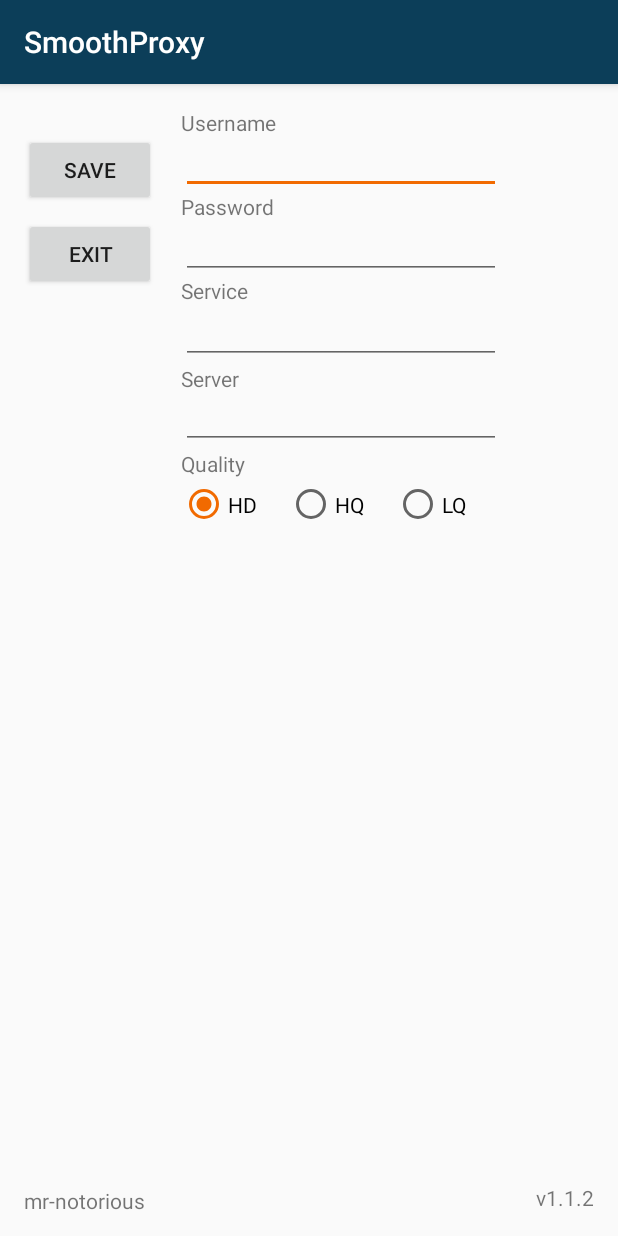
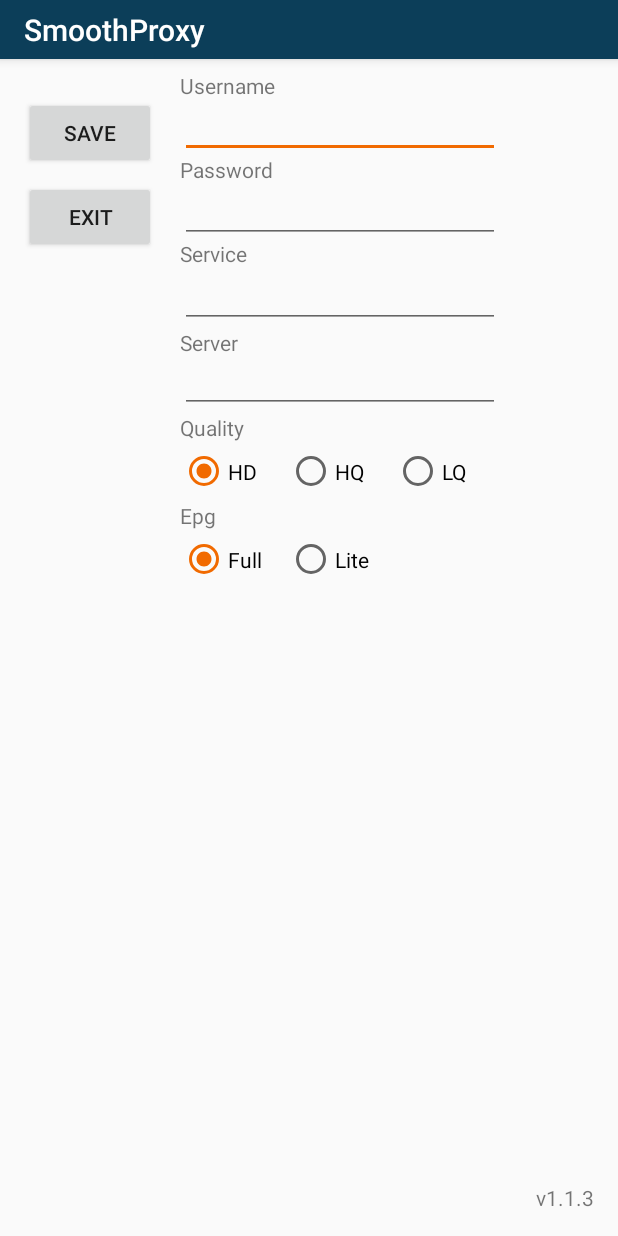
Before and after one commit to mr-notorious/SmoothProxy, an Android app: the screen it shows after launch (MainActivity), on a phone screen of 412 x 824 dp. Run offline under Robolectric (Android 15) with nearby library versions, the phone set to English and light mode, and no system bars; 2 statements that could not run were skipped.

Commit message:
Added epg feed selector.

```diff
--- a/app/build.gradle
+++ b/app/build.gradle
@@ -8,7 +8,7 @@ android {
         minSdkVersion 14
         targetSdkVersion 20
         versionCode 1
-        versionName "1.1.2"
+        versionName "1.1.3"
         testInstrumentationRunner "android.support.test.runner.AndroidJUnitRunner"
     }
     buildTypes {
--- a/app/src/main/java/com/notorious/smoothproxy/MainActivity.java
+++ b/app/src/main/java/com/notorious/smoothproxy/MainActivity.java
@@ -47,6 +47,7 @@ public class MainActivity extends AppCompatActivity {
     private EditText etService;
     private EditText etServer;
     private RadioGroup rgQuality;
+    private RadioGroup rgEpg;
 
     private ServiceConnection mConnection = new ServiceConnection() {
         @Override
@@ -75,6 +76,7 @@ public class MainActivity extends AppCompatActivity {
         etService = (EditText) findViewById(R.id.et_service);
         etServer = (EditText) findViewById(R.id.et_server);
         rgQuality = (RadioGroup) findViewById(R.id.rg_quality);
+        rgEpg = (RadioGroup) findViewById(R.id.rg_epg);
 
         Button bSave = (Button) findViewById(R.id.b_save);
         bSave.setOnClickListener(new View.OnClickListener() {
@@ -104,6 +106,7 @@ public class MainActivity extends AppCompatActivity {
         etService.setText(mPreferences.getString("service", null));
         etServer.setText(mPreferences.getString("server", null));
         rgQuality.check(mPreferences.getInt("quality", R.id.r_hd));
+        rgEpg.check(mPreferences.getInt("epg", R.id.r_full));
     }
 
     @Override
@@ -134,6 +137,7 @@ public class MainActivity extends AppCompatActivity {
         editor.putString("service", etService.getText().toString().trim());
         editor.putString("server", etServer.getText().toString().trim());
         editor.putInt("quality", rgQuality.getCheckedRadioButtonId());
+        editor.putInt("epg", rgEpg.getCheckedRadioButtonId());
         editor.commit();
 
         if (mIsBound) mService.loadPreferences(mPreferences);
--- a/app/src/main/java/com/notorious/smoothproxy/MainService.java
+++ b/app/src/main/java/com/notorious/smoothproxy/MainService.java
@@ -79,8 +79,14 @@ public class MainService extends Service implements Pipe {
     }
 
     void loadPreferences(SharedPreferences preferences) {
-        proxy.init(preferences.getString("username", null), preferences.getString("password", null), preferences.getString("service", null),
-                preferences.getString("server", null), preferences.getInt("quality", R.id.r_hd) - R.id.r_hd + 1);
+        proxy.init(
+                preferences.getString("username", null),
+                preferences.getString("password", null),
+                preferences.getString("service", null),
+                preferences.getString("server", null),
+                preferences.getInt("quality", R.id.r_hd) - R.id.r_hd + 1,
+                preferences.getInt("epg", R.id.r_full) == R.id.r_full
+        );
     }
 
     class LocalBinder extends Binder {
--- a/app/src/main/java/com/notorious/smoothproxy/SmoothProxy.java
+++ b/app/src/main/java/com/notorious/smoothproxy/SmoothProxy.java
@@ -39,6 +39,7 @@ class SmoothProxy extends NanoHTTPD {
     private String service;
     private String server;
     private int quality;
+    private boolean epg;
     private String auth;
     private long time;
 
@@ -49,12 +50,13 @@ class SmoothProxy extends NanoHTTPD {
         this.pipe = pipe;
     }
 
-    void init(String username, String password, String service, String server, int quality) {
+    void init(String username, String password, String service, String server, int quality, boolean epg) {
         this.username = username;
         this.password = password;
         this.service = service;
         this.server = server;
         this.quality = quality;
+        this.epg = epg;
         auth = null;
         time = 0;
     }
@@ -67,7 +69,7 @@ class SmoothProxy extends NanoHTTPD {
         if (uri.equals("/epg.xml")) {
             pipe.setNotification("Now serving: EPG");
             res = newFixedLengthResponse(Response.Status.REDIRECT, "application/xml", null);
-            res.addHeader("Location", "http://sstv.fog.pt/feed.xml");
+            res.addHeader("Location", epg ? "http://sstv.fog.pt/feed.xml" : "http://speed.guide.smoothstreams.tv/feed.xml");
 
         } else if (uri.startsWith("/playlist.m3u8")) {
             List<String> ch = session.getParameters().get("ch");
@@ -114,8 +116,8 @@ class SmoothProxy extends NanoHTTPD {
             String icon = jO.getAsJsonPrimitive("icon").getAsString();
             String name = jO.getAsJsonPrimitive("channame").getAsString();
 
-            m3u8.append(String.format("#EXTINF:-1 tvg-id=\"%s\" tvg-name=\"%s\" tvg-logo=\"%s\",%s\nhttp://%s:%s/playlist.m3u8?ch=%s\n",
-                    id, ch, icon, name.isEmpty() ? "Empty" : name, host, port, ch.length() == 1 ? "0" + ch : ch));
+            m3u8.append(String.format("#EXTINF:-1 tvg-id=\"%s\" tvg-logo=\"%s\",%s\nhttp://%s:%s/playlist.m3u8?ch=%s\n",
+                    epg ? id : ch, icon, !name.isEmpty() ? name : "Empty", host, port, ch.length() == 1 ? "0" + ch : ch));
         }
         return m3u8.toString();
     }
--- a/app/src/main/res/layout/activity_main.xml
+++ b/app/src/main/res/layout/activity_main.xml
@@ -6,27 +6,30 @@
                                              android:layout_height="match_parent"
                                              tools:context="com.notorious.smoothproxy.MainActivity"
                                              tools:layout_editor_absoluteX="0dp"
-                                             tools:layout_editor_absoluteY="81dp">
+                                             tools:layout_editor_absoluteY="57dp">
 
     <android.support.constraint.ConstraintLayout
         android:id="@+id/constraintLayout"
         android:layout_width="0dp"
         android:layout_height="0dp"
-        android:layout_marginBottom="186dp"
-        android:layout_marginLeft="89dp"
-        android:layout_marginStart="89dp"
-        app:layout_constraintBottom_toBottomOf="parent"
+        app:layout_constraintBottom_toTopOf="parent"
         app:layout_constraintLeft_toLeftOf="parent"
+        app:layout_constraintRight_toLeftOf="parent"
+        app:layout_constraintTop_toTopOf="parent"
         tools:layout_constraintBottom_creator="1"
-        tools:layout_constraintLeft_creator="1"/>
+        tools:layout_constraintLeft_creator="1"
+        tools:layout_constraintRight_creator="1"
+        tools:layout_constraintTop_creator="1"/>
 
     <TextView
         android:id="@+id/tv_username"
         android:layout_width="wrap_content"
         android:layout_height="wrap_content"
-        android:layout_marginTop="16dp"
+        android:layout_marginLeft="16dp"
+        android:layout_marginStart="16dp"
+        android:layout_marginTop="8dp"
         android:text="Username"
-        app:layout_constraintLeft_toLeftOf="@+id/et_username"
+        app:layout_constraintLeft_toRightOf="@+id/b_save"
         app:layout_constraintTop_toTopOf="parent"
         tools:layout_constraintLeft_creator="1"
         tools:layout_constraintTop_creator="1"/>
@@ -34,18 +37,16 @@
     <EditText
         android:id="@+id/et_username"
         android:layout_width="wrap_content"
-        android:layout_height="39dp"
+        android:layout_height="0dp"
         android:layout_marginBottom="17dp"
         android:layout_marginTop="17dp"
         android:ems="10"
         android:inputType="textVisiblePassword"
         app:layout_constraintBottom_toBottomOf="@+id/tv_password"
-        app:layout_constraintLeft_toLeftOf="@+id/et_password"
-        app:layout_constraintRight_toRightOf="@+id/et_password"
+        app:layout_constraintLeft_toLeftOf="@+id/tv_username"
         app:layout_constraintTop_toTopOf="@+id/tv_username"
         tools:layout_constraintBottom_creator="1"
         tools:layout_constraintLeft_creator="1"
-        tools:layout_constraintRight_creator="1"
         tools:layout_constraintTop_creator="1"/>
 
     <TextView
@@ -67,8 +68,8 @@
         android:layout_marginTop="17dp"
         android:ems="10"
         android:inputType="textPassword"
-        app:layout_constraintLeft_toLeftOf="@+id/et_service"
-        app:layout_constraintRight_toRightOf="@+id/et_service"
+        app:layout_constraintLeft_toLeftOf="@+id/et_username"
+        app:layout_constraintRight_toRightOf="@+id/et_username"
         app:layout_constraintTop_toBottomOf="@+id/et_username"
         tools:layout_constraintLeft_creator="1"
         tools:layout_constraintRight_creator="1"
@@ -93,8 +94,8 @@
         android:layout_marginTop="17dp"
         android:ems="10"
         android:inputType="textVisiblePassword"
-        app:layout_constraintLeft_toLeftOf="@+id/et_server"
-        app:layout_constraintRight_toRightOf="@+id/et_server"
+        app:layout_constraintLeft_toLeftOf="@+id/et_password"
+        app:layout_constraintRight_toRightOf="@+id/et_password"
         app:layout_constraintTop_toBottomOf="@+id/et_password"
         tools:layout_constraintLeft_creator="1"
         tools:layout_constraintRight_creator="1"
@@ -117,8 +118,8 @@
         android:layout_marginTop="17dp"
         android:ems="10"
         android:inputType="textVisiblePassword"
-        app:layout_constraintLeft_toLeftOf="@+id/rg_quality"
-        app:layout_constraintRight_toRightOf="@+id/rg_quality"
+        app:layout_constraintLeft_toLeftOf="@+id/et_service"
+        app:layout_constraintRight_toRightOf="@+id/et_service"
         app:layout_constraintTop_toBottomOf="@+id/et_service"
         tools:layout_constraintLeft_creator="1"
         tools:layout_constraintRight_creator="1"
@@ -138,13 +139,10 @@
         android:id="@+id/rg_quality"
         android:layout_width="wrap_content"
         android:layout_height="wrap_content"
-        android:layout_marginEnd="78dp"
-        android:layout_marginRight="78dp"
-        android:layout_marginTop="17dp"
         android:orientation="horizontal"
-        app:layout_constraintRight_toRightOf="parent"
-        app:layout_constraintTop_toBottomOf="@+id/et_server"
-        tools:layout_constraintRight_creator="1"
+        app:layout_constraintLeft_toLeftOf="@+id/tv_quality"
+        app:layout_constraintTop_toBottomOf="@+id/tv_quality"
+        tools:layout_constraintLeft_creator="1"
         tools:layout_constraintTop_creator="1">
 
         <RadioButton
@@ -166,13 +164,46 @@
             android:text="LQ"/>
     </RadioGroup>
 
+    <TextView
+        android:id="@+id/tv_epg"
+        android:layout_width="wrap_content"
+        android:layout_height="wrap_content"
+        android:text="Epg"
+        app:layout_constraintLeft_toLeftOf="@+id/rg_quality"
+        app:layout_constraintTop_toBottomOf="@+id/rg_quality"
+        tools:layout_constraintLeft_creator="1"
+        tools:layout_constraintTop_creator="1"/>
+
+    <RadioGroup
+        android:id="@+id/rg_epg"
+        android:layout_width="wrap_content"
+        android:layout_height="wrap_content"
+        android:orientation="horizontal"
+        app:layout_constraintLeft_toLeftOf="@+id/tv_epg"
+        app:layout_constraintTop_toBottomOf="@+id/tv_epg"
+        tools:layout_constraintLeft_creator="1"
+        tools:layout_constraintTop_creator="1">
+
+        <RadioButton
+            android:id="@+id/r_full"
+            android:layout_width="71dp"
+            android:layout_height="39dp"
+            android:text="Full"/>
+
+        <RadioButton
+            android:id="@+id/r_lite"
+            android:layout_width="71dp"
+            android:layout_height="39dp"
+            android:text="Lite"/>
+    </RadioGroup>
+
     <Button
         android:id="@+id/b_save"
         android:layout_width="wrap_content"
         android:layout_height="wrap_content"
         android:layout_marginLeft="16dp"
         android:layout_marginStart="16dp"
-        android:layout_marginTop="33dp"
+        android:layout_marginTop="25dp"
         android:text="Save"
         app:layout_constraintLeft_toLeftOf="parent"
         app:layout_constraintTop_toTopOf="parent"
@@ -193,26 +224,13 @@
         tools:layout_constraintTop_creator="1"/>
 
     <TextView
-        android:id="@+id/tv_signature"
-        android:layout_width="wrap_content"
-        android:layout_height="wrap_content"
-        android:layout_marginBottom="14dp"
-        android:layout_marginLeft="16dp"
-        android:layout_marginStart="16dp"
-        android:text="mr-notorious"
-        app:layout_constraintBottom_toBottomOf="parent"
-        app:layout_constraintLeft_toLeftOf="parent"
-        tools:layout_constraintBottom_creator="1"
-        tools:layout_constraintLeft_creator="1"/>
-
-    <TextView
         android:id="@+id/tv_version"
         android:layout_width="wrap_content"
         android:layout_height="wrap_content"
         android:layout_marginBottom="16dp"
         android:layout_marginEnd="16dp"
         android:layout_marginRight="16dp"
-        android:text="v1.1.2"
+        android:text="v1.1.3"
         app:layout_constraintBottom_toBottomOf="parent"
         app:layout_constraintRight_toRightOf="parent"
         tools:layout_constraintBottom_creator="1"
--- a/app/src/main/res/values/styles.xml
+++ b/app/src/main/res/values/styles.xml
@@ -5,6 +5,7 @@
         <!-- Customize your theme here. -->
         <item name="colorPrimary">@color/colorPrimary</item>
         <item name="colorAccent">@color/colorAccent</item>
+        <item name="actionBarSize">39dp</item>
     </style>
 
 </resources>
```
Also changed, not shown: 2 other files.
